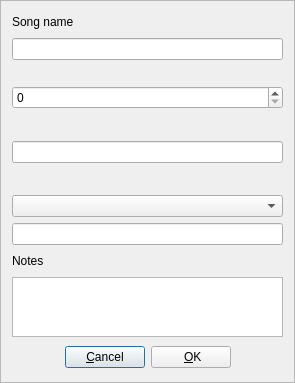
hydrogen-music/hydrogen, file src/gui/src/SongPropertiesDialog_UI.ui: the form before one commit.
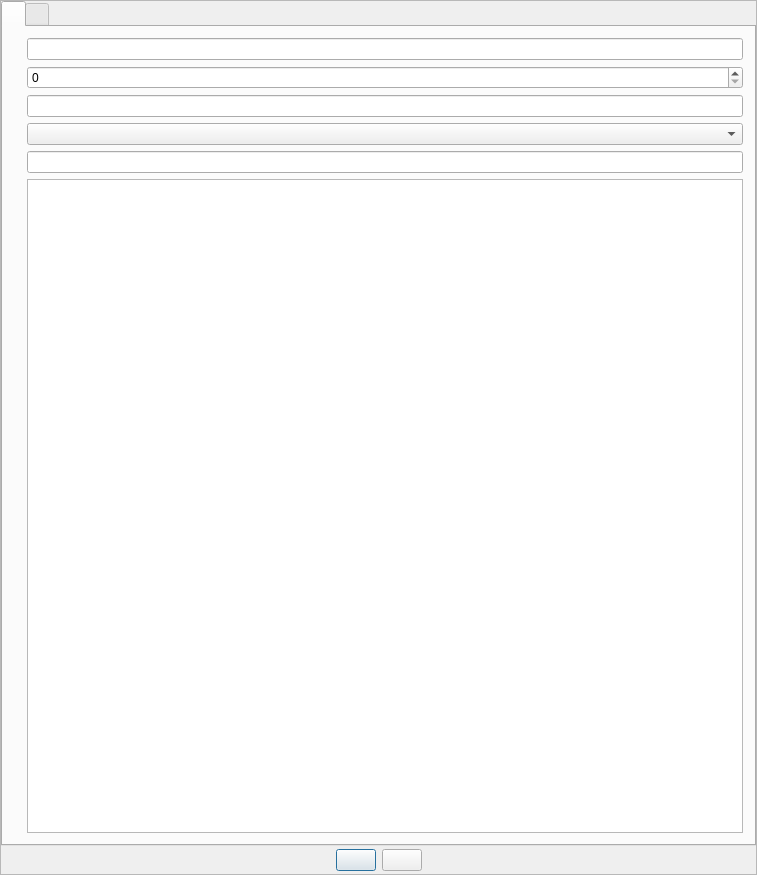
The form after the commit. The open tabs and pages were chosen to show the change. Custom widgets are drawn as their Qt base class.

Commit message:
SongPropertiesDialog: add table with pattern licenses
implements MADR 0003

Patch:
```diff
--- a/src/gui/src/SongPropertiesDialog_UI.ui
+++ b/src/gui/src/SongPropertiesDialog_UI.ui
@@ -6,8 +6,8 @@
    <rect>
     <x>0</x>
     <y>0</y>
-    <width>295</width>
-    <height>383</height>
+    <width>757</width>
+    <height>875</height>
    </rect>
   </property>
   <property name="windowTitle">
@@ -39,40 +39,71 @@
        <rect>
         <x>0</x>
         <y>0</y>
-        <width>293</width>
-        <height>381</height>
+        <width>755</width>
+        <height>873</height>
        </rect>
       </property>
       <property name="minimumSize">
        <size>
-        <width>290</width>
-        <height>378</height>
+        <width>752</width>
+        <height>869</height>
        </size>
       </property>
-      <layout class="QVBoxLayout" name="mainLayout">
+      <layout class="QVBoxLayout" name="outerLayout">
+        <property name="spacing">
+          <number>0</number>
+        </property>
+        <property name="leftMargin">
+          <number>0</number>
+        </property>
+        <property name="topMargin">
+          <number>0</number>
+        </property>
+        <property name="rightMargin">
+          <number>0</number>
+        </property>
+        <property name="bottomMargin">
+          <number>0</number>
+        </property>
        <item>
-        <widget class="QLabel" name="TextLabel1">
+        <widget class="QTabWidget" name="tabWidget">
+         <property name="sizePolicy">
+          <sizepolicy hsizetype="Expanding" vsizetype="Expanding">
+           <horstretch>0</horstretch>
+           <verstretch>0</verstretch>
+          </sizepolicy>
+         </property>
+         <property name="currentIndex">
+          <number>1</number>
+         </property>
+         <widget class="QWidget" name="tabGeneral">
+          <property name="sizePolicy">
+           <sizepolicy hsizetype="Expanding" vsizetype="Expanding">
+            <horstretch>0</horstretch>
+            <verstretch>0</verstretch>
+           </sizepolicy>
+          </property>
+          <layout class="QGridLayout" name="generalLayout">
+           <item row="0" column="0">
+            <widget class="QLabel" name="nameLabel">
          <property name="minimumSize">
           <size>
            <width>0</width>
            <height>20</height>
           </size>
          </property>
-         <property name="text">
-          <string>Song name</string>
-         </property>
-        </widget>
-       </item>
-       <item>
+            </widget>
+           </item>
+           <item row="0" column="1">
         <widget class="LCDDisplay" name="songNameTxt"/>
        </item>
-       <item>
+           <item row="1" column="0">
         <widget class="QLabel" name="versionLabel"/>
        </item>
-       <item>
+           <item row="1" column="1">
         <widget class="LCDSpinBox" name="versionSpinBox"/>
        </item>
-       <item>
+           <item row="2" column="0">
         <widget class="QLabel" name="authorLabel">
          <property name="minimumSize">
           <size>
@@ -82,10 +113,10 @@
          </property>
         </widget>
        </item>
-       <item>
+           <item row="2" column="1">
         <widget class="LCDDisplay" name="authorTxt"/>
        </item>
-       <item>
+           <item row="3" column="0">
         <widget class="QLabel" name="licenseLabel">
          <property name="minimumSize">
           <size>
@@ -95,7 +126,7 @@
          </property>
         </widget>
        </item>
-       <item>
+           <item row="3" column="1">
         <widget class="LCDCombo" name="licenseComboBox">
          <property name="sizePolicy">
           <sizepolicy hsizetype="Expanding" vsizetype="Fixed">
@@ -105,25 +136,41 @@
          </property>
         </widget>
        </item>
-       <item>
+           <item row="4" column="1">
         <widget class="LCDDisplay" name="licenseStringTxt"/>
        </item>
-       <item>
-        <widget class="QLabel" name="TextLabel2">
-         <property name="minimumSize">
-          <size>
-           <width>0</width>
-           <height>20</height>
-          </size>
-         </property>
-         <property name="text">
-          <string>Notes</string>
-         </property>
-        </widget>
-       </item>
-       <item>
+           <item row="5" column="0">
+            <widget class="QLabel" name="notesLabel"/>
+           </item>
+           <item row="5" column="1">
         <widget class="LCDTextEdit" name="notesTxt"/>
        </item>
+          </layout>
+         </widget>
+         <widget class="QWidget" name="tabLicenses">
+          <layout class="QHBoxLayout" name="horizontalLayout_2">
+           <property name="spacing">
+            <number>0</number>
+           </property>
+           <property name="leftMargin">
+            <number>0</number>
+           </property>
+           <property name="topMargin">
+            <number>0</number>
+           </property>
+           <property name="rightMargin">
+            <number>0</number>
+           </property>
+           <property name="bottomMargin">
+            <number>0</number>
+           </property>
+           <item>
+            <widget class="QTableWidget" name="licensesTable"/>
+           </item>
+          </layout>
+         </widget>
+        </widget>
+       </item>
          <item>
           <layout class="QHBoxLayout" name="horizontalLayout">
            <item>
@@ -141,9 +188,6 @@
            </item>
            <item>
             <widget class="Button" name="cancelBtn">
-             <property name="text">
-              <string>&amp;Cancel</string>
-             </property>
              <property name="shortcut">
               <string>Alt+C</string>
              </property>
@@ -151,9 +195,6 @@
            </item>
            <item>
             <widget class="Button" name="okBtn">
-             <property name="text">
-              <string> &amp;OK</string>
-             </property>
              <property name="shortcut">
               <string>Alt+O</string>
              </property>
@@ -183,6 +224,7 @@
    </item>
   </layout>
  </widget>
+ <layoutdefault spacing="6" margin="11"/>
  <customwidgets>
   <customwidget>
    <class>Button</class>
@@ -215,7 +257,6 @@
    <container>1</container>
   </customwidget>
  </customwidgets>
- <layoutdefault spacing="6" margin="11"/>
  <resources/>
  <connections/>
 </ui>
```
Left out of the diff: 3 changed lines with no effect on the pictures. Lines whose indentation alone changed are shown as unchanged. The commit also changes 2 other files.
